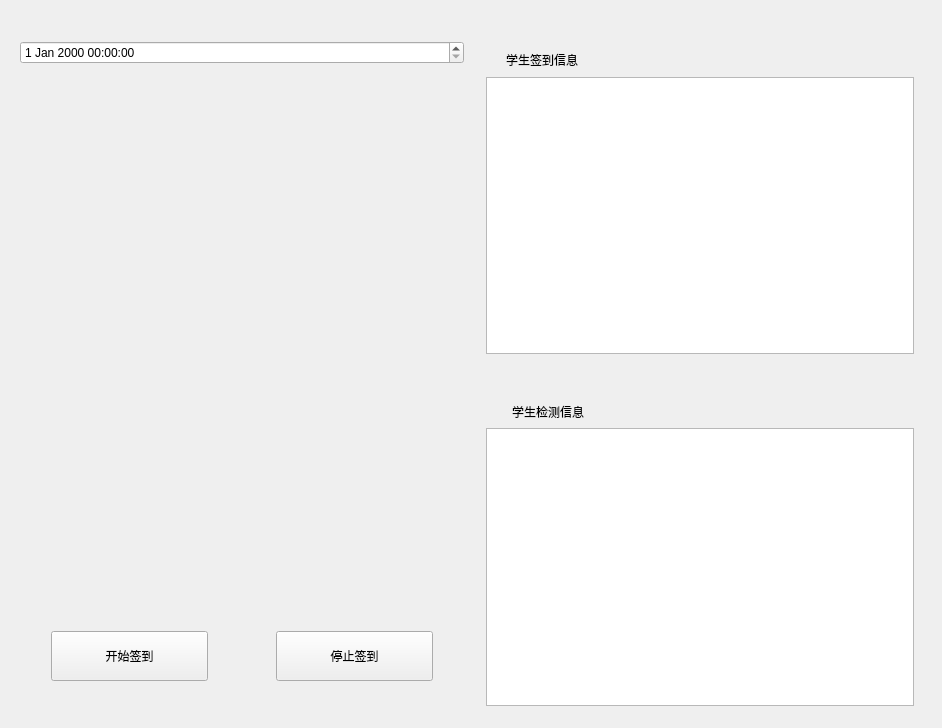
First picture: the form in resource/ui/mainWindow.ui, repository kaishaoshao/SfaceS, before the edit.
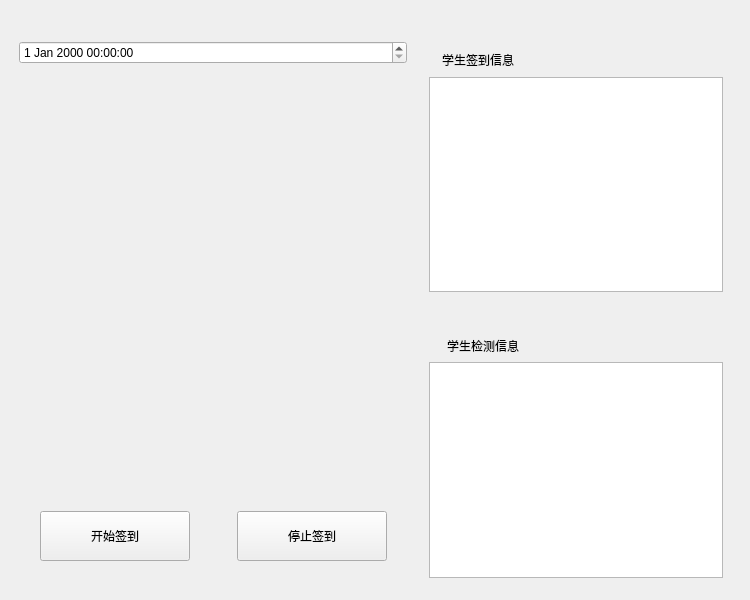
Second picture: the form after the edit. Icons and pictures are not drawn. Custom widgets are drawn as their Qt base class.

```diff
--- a/resource/ui/mainWindow.ui
+++ b/resource/ui/mainWindow.ui
@@ -6,19 +6,31 @@
    <rect>
     <x>0</x>
     <y>0</y>
-    <width>942</width>
-    <height>728</height>
+    <width>750</width>
+    <height>600</height>
    </rect>
   </property>
+  <property name="minimumSize">
+   <size>
+    <width>650</width>
+    <height>600</height>
+   </size>
+  </property>
   <property name="windowTitle">
    <string>Form</string>
   </property>
   <layout class="QHBoxLayout" name="horizontalLayout_2">
    <item>
-    <layout class="QHBoxLayout" name="horizontalLayout_5" stretch="1,50,1,50,1">
+    <layout class="QHBoxLayout" name="horizontalLayout_5" stretch="1,50,1,40,1">
+     <property name="spacing">
+      <number>6</number>
+     </property>
      <property name="topMargin">
       <number>30</number>
      </property>
+     <property name="rightMargin">
+      <number>0</number>
+     </property>
      <item>
       <spacer name="horizontalSpacer_8">
        <property name="orientation">
@@ -248,7 +260,14 @@
            </layout>
           </item>
           <item row="1" column="0">
-           <widget class="TextEdit" name="tex_sign_message"/>
+           <widget class="TextEdit" name="tex_sign_message">
+            <property name="minimumSize">
+             <size>
+              <width>250</width>
+              <height>200</height>
+             </size>
+            </property>
+           </widget>
           </item>
          </layout>
         </widget>
@@ -327,7 +346,14 @@
            </layout>
           </item>
           <item row="1" column="0">
-           <widget class="TextEdit" name="tex_check_message"/>
+           <widget class="TextEdit" name="tex_check_message">
+            <property name="minimumSize">
+             <size>
+              <width>250</width>
+              <height>200</height>
+             </size>
+            </property>
+           </widget>
           </item>
          </layout>
         </widget>
```
